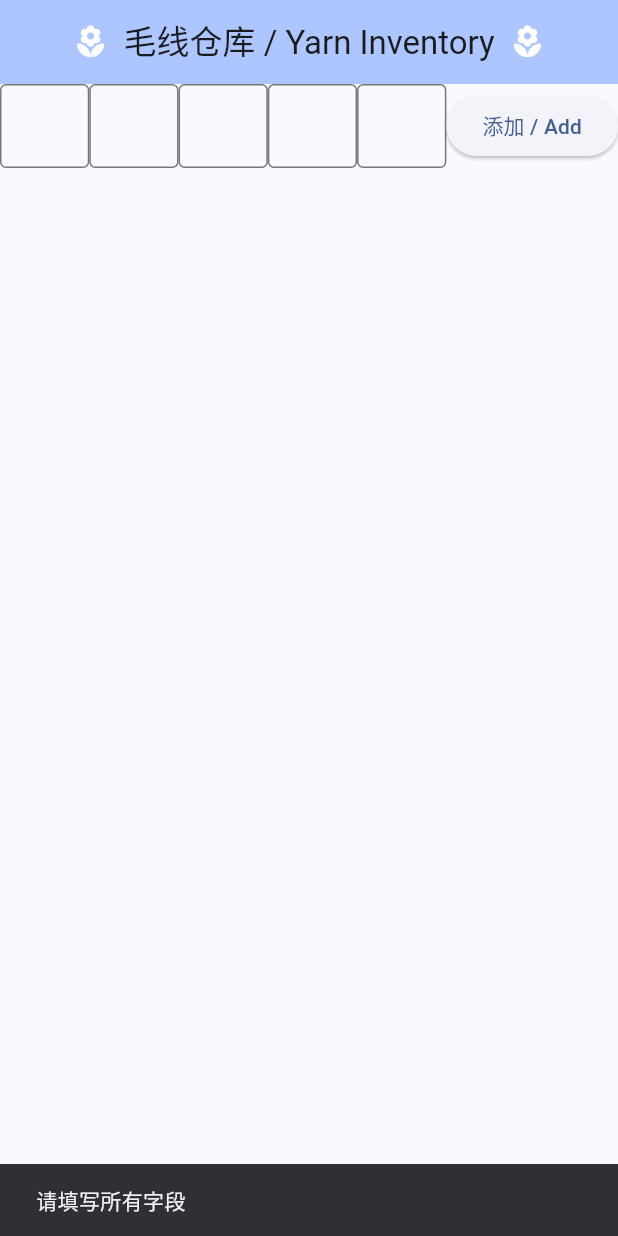
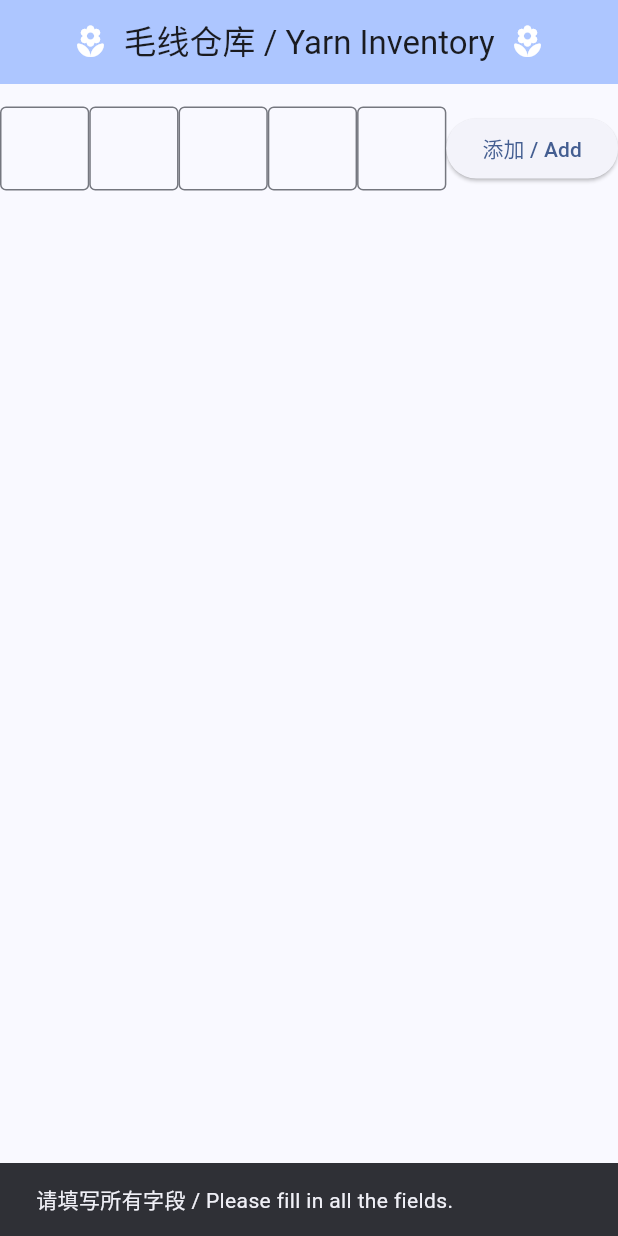
Before and after one commit to bsu-cs222/fp_brotz_yang, a Flutter app: the screen it shows after launch, after a tap on "添加 / Add", on a phone screen of 412 x 824 dp. Run offline on Flutter 3.47's test engine with Material 3 defaults, Android fonts, the phone set to English and light mode, and no system bars.

Commit message:
Added spacing between title and boxes, added an English translation of an error message

```diff
--- a/lib/main.dart
+++ b/lib/main.dart
@@ -51,9 +51,9 @@ class _MyHomePageState extends State<MyHomePage> {
 
     // 简单验证 / Simple validation
     if (name.isEmpty || brand.isEmpty || quantityStr.isEmpty) {
-      ScaffoldMessenger.of(
-        context,
-      ).showSnackBar(SnackBar(content: Text('请填写所有字段')));
+      ScaffoldMessenger.of(context).showSnackBar(
+        SnackBar(content: Text('请填写所有字段 / Please fill in all the fields.')),
+      );
       return;
     }
     // 转换数量为整数 / Convert quantity to integer
@@ -106,6 +106,7 @@ class _MyHomePageState extends State<MyHomePage> {
         child: Column(
           // 整体区域（使用Column布局垂直排列） 垂直排列（输入区域，列表区域）
           children: <Widget>[
+            SizedBox(height: 15),
             Row(
               // 输入区域（使用Row布局水平排列）
               children: [
```
